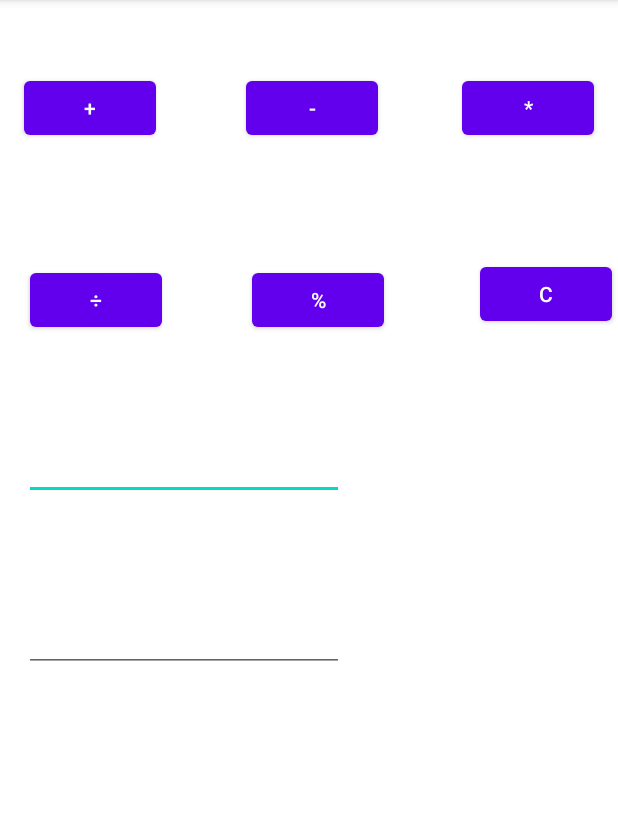
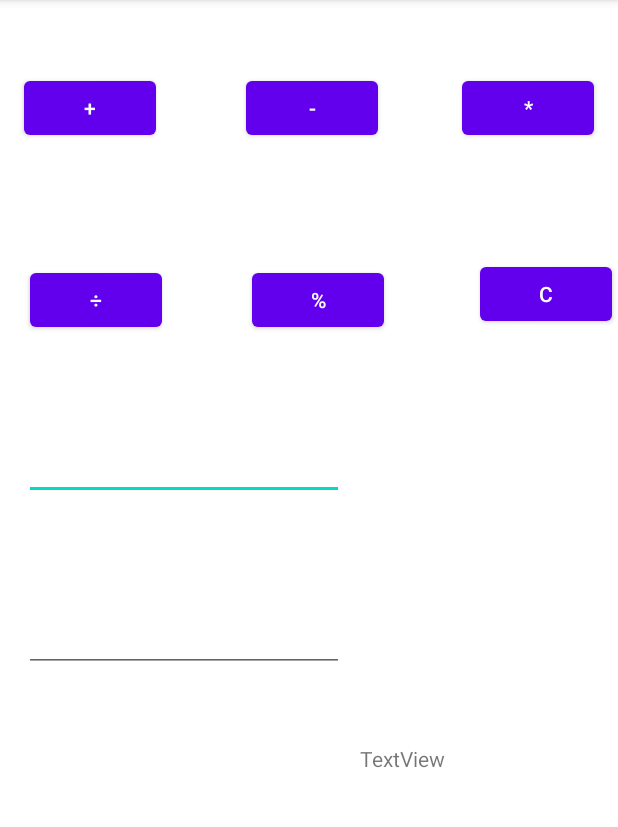
Before and after one commit to FaheemAhmeNoor/Android-Calculator, an Android app: the screen it shows after launch (MainActivity), on a phone screen of 412 x 824 dp, the part 84-911 px from its top. Run offline under Robolectric (Android 15) with nearby library versions, the phone set to English and light mode, and no system bars.

Commit message:
Done with basic layout

```diff
--- a/app/src/main/res/layout/activity_main.xml
+++ b/app/src/main/res/layout/activity_main.xml
@@ -97,4 +97,17 @@
         app:layout_constraintEnd_toEndOf="@+id/editTextNumber3"
         app:layout_constraintHorizontal_bias="0.0"
         app:layout_constraintStart_toStartOf="@+id/editTextNumber3" />
+
+    <TextView
+        android:id="@+id/textView2"
+        android:layout_width="172dp"
+        android:layout_height="81dp"
+        android:layout_marginTop="84dp"
+        android:text="TextView"
+        app:layout_constraintBottom_toBottomOf="parent"
+        app:layout_constraintEnd_toEndOf="parent"
+        app:layout_constraintHorizontal_bias="1.0"
+        app:layout_constraintStart_toStartOf="parent"
+        app:layout_constraintTop_toTopOf="@+id/editTextNumber4"
+        app:layout_constraintVertical_bias="0.045" />
 </androidx.constraintlayout.widget.ConstraintLayout>
```
